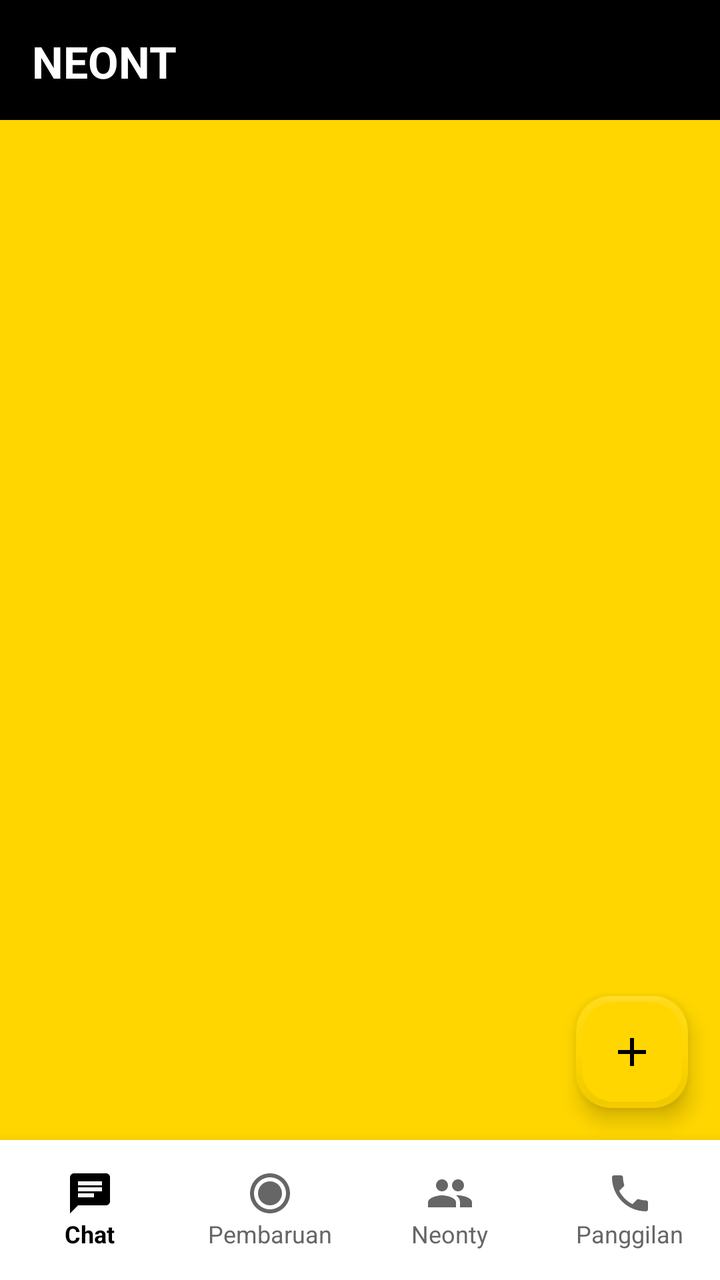
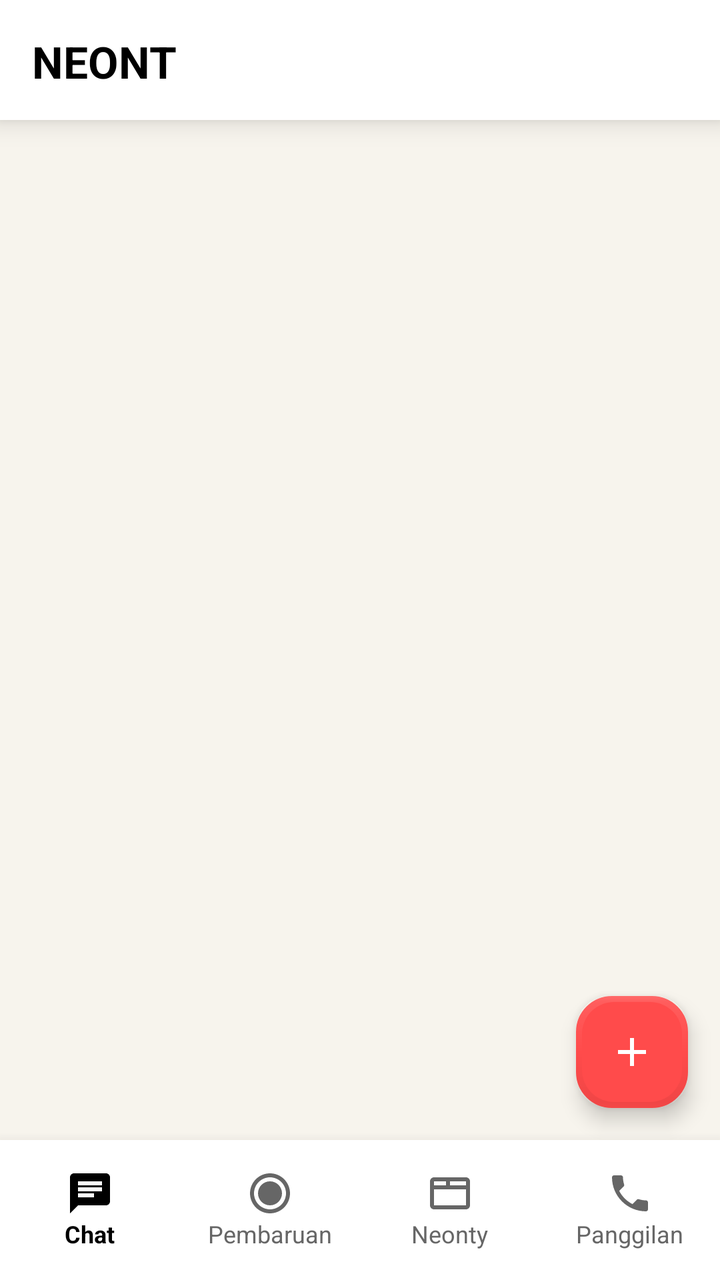

An Android layout rendered at two revisions. The XML below is the earlier revision; the diff shows what the commit changed to produce the second picture.
<!-- AndroidManifest.xml: application theme Theme.Material3.DayNight.NoActionBar -->
<!-- res/layout/activity_home.xml -->
<?xml version="1.0" encoding="utf-8"?>
<androidx.constraintlayout.widget.ConstraintLayout xmlns:android="http://schemas.android.com/apk/res/android"
    xmlns:app="http://schemas.android.com/apk/res-auto"
    android:layout_width="match_parent"
    android:layout_height="match_parent"
    android:background="@color/nb_background">

    
    <LinearLayout
        android:id="@+id/toolbar"
        android:layout_width="match_parent"
        android:layout_height="60dp"
        android:background="@color/nb_black"
        android:orientation="horizontal"
        android:gravity="center_vertical"
        android:padding="16dp"
        app:layout_constraintTop_toTopOf="parent">
        <TextView
            android:layout_width="wrap_content"
            android:layout_height="wrap_content"
            android:text="NEONT"
            android:textColor="@color/nb_white"
            android:textSize="22sp"
            android:textStyle="bold" />
    </LinearLayout>

    
    <androidx.recyclerview.widget.RecyclerView
        android:id="@+id/rvChats"
        android:layout_width="match_parent"
        android:layout_height="0dp"
        app:layout_constraintTop_toBottomOf="@id/toolbar"
        app:layout_constraintBottom_toTopOf="@id/bottomNav" />

    
    <com.google.android.material.floatingactionbutton.FloatingActionButton
        android:id="@+id/fabNewChat"
        android:layout_width="wrap_content"
        android:layout_height="wrap_content"
        android:layout_margin="16dp"
        android:src="@drawable/ic_wa_plus"
        app:tint="#000000"
        app:backgroundTint="#FFD600"
        app:borderWidth="3dp"
        app:layout_constraintBottom_toTopOf="@id/bottomNav"
        app:layout_constraintEnd_toEndOf="parent" />

    
    <LinearLayout
        android:id="@+id/bottomNav"
        android:layout_width="match_parent"
        android:layout_height="70dp"
        android:background="@color/nb_white"
        android:orientation="horizontal"
        android:elevation="10dp"
        app:layout_constraintBottom_toBottomOf="parent">

        
        <LinearLayout
            android:layout_width="0dp"
            android:layout_height="match_parent"
            android:layout_weight="1"
            android:orientation="vertical"
            android:gravity="center">
            <ImageView android:layout_width="24dp" android:layout_height="24dp" android:src="@drawable/ic_wa_chat" app:tint="#000000"/>
            <TextView android:layout_width="wrap_content" android:layout_height="wrap_content" android:text="Chat" android:textSize="12sp" android:textStyle="bold" android:textColor="#000000"/>
        </LinearLayout>

        
        <LinearLayout
            android:layout_width="0dp"
            android:layout_height="match_parent"
            android:layout_weight="1"
            android:orientation="vertical"
            android:gravity="center">
            <ImageView android:layout_width="24dp" android:layout_height="24dp" android:src="@drawable/ic_wa_status" app:tint="#666666"/>
            <TextView android:layout_width="wrap_content" android:layout_height="wrap_content" android:text="Pembaruan" android:textSize="12sp" android:textColor="#666666"/>
        </LinearLayout>

        
        <LinearLayout
            android:layout_width="0dp"
            android:layout_height="match_parent"
            android:layout_weight="1"
            android:orientation="vertical"
            android:gravity="center">
            <ImageView android:layout_width="24dp" android:layout_height="24dp" android:src="@drawable/ic_wa_group" app:tint="#666666"/>
            <TextView android:layout_width="wrap_content" android:layout_height="wrap_content" android:text="Neonty" android:textSize="12sp" android:textColor="#666666"/>
        </LinearLayout>

        
        <LinearLayout
            android:layout_width="0dp"
            android:layout_height="match_parent"
            android:layout_weight="1"
            android:orientation="vertical"
            android:gravity="center">
            <ImageView android:layout_width="24dp" android:layout_height="24dp" android:src="@drawable/ic_wa_call" app:tint="#666666"/>
            <TextView android:layout_width="wrap_content" android:layout_height="wrap_content" android:text="Panggilan" android:textSize="12sp" android:textColor="#666666"/>
        </LinearLayout>
    </LinearLayout>
</androidx.constraintlayout.widget.ConstraintLayout>
<!-- resources referenced by this layout -->
<resources>
  <color name="nb_background">#FFD600</color>
  <color name="nb_black">#000000</color>
  <color name="nb_white">#FFFFFF</color>
  <!-- drawable ic_wa_call (drawable) -->
  <vector xmlns:android="http://schemas.android.com/apk/res/android" android:width="24dp" android:height="24dp" android:viewportWidth="24" android:viewportHeight="24"><path android:fillColor="#000000" android:pathData="M6.62,10.79c1.44,2.83 3.76,5.14 6.59,6.59l2.2,-2.2c0.27,-0.27 0.67,-0.36 1.02,-0.24 1.12,0.37 2.33,0.57 3.57,0.57 0.55,0 1,0.45 1,1V20c0,0.55 -0.45,1 -1,1 -9.39,0 -17,-7.61 -17,-17 0,-0.55 0.45,-1 1,-1h3.5c0.55,0 1,0.45 1,1 0,1.25 0.2,2.45 0.57,3.57 0.11,0.35 0.03,0.74 -0.25,1.02l-2.2,2.2z"/></vector>
  <!-- drawable ic_wa_chat (drawable) -->
  <vector xmlns:android="http://schemas.android.com/apk/res/android" android:width="24dp" android:height="24dp" android:viewportWidth="24" android:viewportHeight="24"><path android:fillColor="#000000" android:pathData="M20,2H4c-1.1,0 -2,0.9 -2,2v18l4,-4h14c1.1,0 2,-0.9 2,-2V4c0,-1.1 -0.9,-2 -2,-2zM6,9h12v2H6V9zM14,14H6v-2h8V14zM18,8H6V6h12V8z"/></vector>
  <!-- drawable ic_wa_group (drawable) -->
  <vector xmlns:android="http://schemas.android.com/apk/res/android"
      android:width="24dp"
      android:height="24dp"
      android:viewportWidth="24"
      android:viewportHeight="24"
      android:tint="#00A884">
      <path android:fillColor="@android:color/white" android:pathData="M16,11c1.66,0 2.99,-1.34 2.99,-3S17.66,5 16,5c-1.66,0 -3,1.34 -3,3s1.34,3 3,3zM8,11c1.66,0 2.99,-1.34 2.99,-3S9.66,5 8,5C6.34,5 5,6.34 5,8s1.34,3 3,3zM8,13c-2.33,0 -7,1.17 -7,3.5V19h14v-2.5c0,-2.33 -4.67,-3.5 -7,-3.5zM16,13c-0.29,0 -0.62,0.02 -0.97,0.05 1.16,0.84 1.97,1.97 1.97,3.45V19h6v-2.5c0,-2.33 -4.67,-3.5 -7,-3.5z"/>
  </vector>
  <!-- drawable ic_wa_plus (drawable) -->
  <vector xmlns:android="http://schemas.android.com/apk/res/android" android:width="24dp" android:height="24dp" android:viewportWidth="24" android:viewportHeight="24" android:tint="#000000"><path android:fillColor="@android:color/white" android:pathData="M19,13h-6v6h-2v-6H5v-2h6V5h2v6h6v2z"/></vector>
  <!-- drawable ic_wa_status (drawable) -->
  <vector xmlns:android="http://schemas.android.com/apk/res/android" android:width="24dp" android:height="24dp" android:viewportWidth="24" android:viewportHeight="24"><path android:fillColor="#000000" android:pathData="M12,2C6.48,2 2,6.48 2,12s4.48,10 10,10 10,-4.48 10,-10S17.52,2 12,2zM12,20c-4.41,0 -8,-3.59 -8,-8s3.59,-8 8,-8 8,3.59 8,8 -3.59,8 -8,8zM12,6c-3.31,0 -6,2.69 -6,6s2.69,6 6,6 6,-2.69 6,-6 -2.69,-6 -6,-6z"/></vector>
</resources>

<!-- the commit's change to res/layout/activity_home.xml (unified diff, before → after) -->
@@ -3,14 +3,15 @@
     xmlns:app="http://schemas.android.com/apk/res-auto"
     android:layout_width="match_parent"
     android:layout_height="match_parent"
-    android:background="@color/nb_background">
+    android:background="@color/nb_bg">
 
     
     <LinearLayout
         android:id="@+id/toolbar"
         android:layout_width="match_parent"
         android:layout_height="60dp"
-        android:background="@color/nb_black"
+        android:background="@color/nb_white"
+        android:elevation="8dp"
         android:orientation="horizontal"
         android:gravity="center_vertical"
         android:padding="16dp"
@@ -19,7 +20,7 @@
             android:layout_width="wrap_content"
             android:layout_height="wrap_content"
             android:text="NEONT"
-            android:textColor="@color/nb_white"
+            android:textColor="@color/nb_black"
             android:textSize="22sp"
             android:textStyle="bold" />
     </LinearLayout>
@@ -29,6 +30,7 @@
         android:id="@+id/rvChats"
         android:layout_width="match_parent"
         android:layout_height="0dp"
+        android:layout_margin="16dp"
         app:layout_constraintTop_toBottomOf="@id/toolbar"
         app:layout_constraintBottom_toTopOf="@id/bottomNav" />
 
@@ -39,8 +41,8 @@
         android:layout_height="wrap_content"
         android:layout_margin="16dp"
         android:src="@drawable/ic_wa_plus"
-        app:tint="#000000"
-        app:backgroundTint="#FFD600"
+        app:tint="@color/nb_white"
+        app:backgroundTint="@color/nb_red"
         app:borderWidth="3dp"
         app:layout_constraintBottom_toTopOf="@id/bottomNav"
         app:layout_constraintEnd_toEndOf="parent" />
@@ -51,50 +53,27 @@
         android:layout_width="match_parent"
         android:layout_height="70dp"
         android:background="@color/nb_white"
+        android:elevation="10dp"
         android:orientation="horizontal"
-        android:elevation="10dp"
         app:layout_constraintBottom_toBottomOf="parent">
 
-        
-        <LinearLayout
-            android:layout_width="0dp"
-            android:layout_height="match_parent"
-            android:layout_weight="1"
-            android:orientation="vertical"
-            android:gravity="center">
-            <ImageView android:layout_width="24dp" android:layout_height="24dp" android:src="@drawable/ic_wa_chat" app:tint="#000000"/>
-            <TextView android:layout_width="wrap_content" android:layout_height="wrap_content" android:text="Chat" android:textSize="12sp" android:textStyle="bold" android:textColor="#000000"/>
+        <LinearLayout android:layout_width="0dp" android:layout_height="match_parent" android:layout_weight="1" android:orientation="vertical" android:gravity="center">
+            <ImageView android:layout_width="24dp" android:layout_height="24dp" android:src="@drawable/ic_wa_chat" app:tint="@color/nb_black"/>
+            <TextView android:layout_width="wrap_content" android:layout_height="wrap_content" android:text="Chat" android:textSize="12sp" android:textStyle="bold" android:textColor="@color/nb_black"/>
         </LinearLayout>
 
-        
-        <LinearLayout
-            android:layout_width="0dp"
-            android:layout_height="match_parent"
-            android:layout_weight="1"
-            android:orientation="vertical"
-            android:gravity="center">
+        <LinearLayout android:layout_width="0dp" android:layout_height="match_parent" android:layout_weight="1" android:orientation="vertical" android:gravity="center">
             <ImageView android:layout_width="24dp" android:layout_height="24dp" android:src="@drawable/ic_wa_status" app:tint="#666666"/>
             <TextView android:layout_width="wrap_content" android:layout_height="wrap_content" android:text="Pembaruan" android:textSize="12sp" android:textColor="#666666"/>
         </LinearLayout>
 
         
-        <LinearLayout
-            android:layout_width="0dp"
-            android:layout_height="match_parent"
-            android:layout_weight="1"
-            android:orientation="vertical"
-            android:gravity="center">
-            <ImageView android:layout_width="24dp" android:layout_height="24dp" android:src="@drawable/ic_wa_group" app:tint="#666666"/>
+        <LinearLayout android:layout_width="0dp" android:layout_height="match_parent" android:layout_weight="1" android:orientation="vertical" android:gravity="center">
+            <ImageView android:layout_width="24dp" android:layout_height="24dp" android:src="@drawable/ic_neonty_box" app:tint="#666666"/>
             <TextView android:layout_width="wrap_content" android:layout_height="wrap_content" android:text="Neonty" android:textSize="12sp" android:textColor="#666666"/>
         </LinearLayout>
 
-        
-        <LinearLayout
-            android:layout_width="0dp"
-            android:layout_height="match_parent"
-            android:layout_weight="1"
-            android:orientation="vertical"
-            android:gravity="center">
+        <LinearLayout android:layout_width="0dp" android:layout_height="match_parent" android:layout_weight="1" android:orientation="vertical" android:gravity="center">
             <ImageView android:layout_width="24dp" android:layout_height="24dp" android:src="@drawable/ic_wa_call" app:tint="#666666"/>
             <TextView android:layout_width="wrap_content" android:layout_height="wrap_content" android:text="Panggilan" android:textSize="12sp" android:textColor="#666666"/>
         </LinearLayout>
<!-- resource entries referenced after the edit -->
@@ -1,21 +1,17 @@
 <!-- resources referenced by this layout -->
 <resources>
-  <color name="nb_background">#FFD600</color>
+  <color name="nb_bg">#F7F4ED</color>
   <color name="nb_black">#000000</color>
+  <color name="nb_red">#FF4B4B</color>
   <color name="nb_white">#FFFFFF</color>
+  <!-- drawable ic_neonty_box (drawable) -->
+  <vector xmlns:android="http://schemas.android.com/apk/res/android" android:width="24dp" android:height="24dp" android:viewportWidth="24" android:viewportHeight="24">
+      <path android:fillColor="#000000" android:pathData="M20,4H4C2.9,4 2,4.9 2,6v12c0,1.1 0.9,2 2,2h16c1.1,0 2,-0.9 2,-2V6C22,4.9 21.1,4 20,4zM20,8h-8V6h8V8zM4,6h6v2H4V6zM4,18v-8h16v8H4z"/>
+  </vector>
   <!-- drawable ic_wa_call (drawable) -->
   <vector xmlns:android="http://schemas.android.com/apk/res/android" android:width="24dp" android:height="24dp" android:viewportWidth="24" android:viewportHeight="24"><path android:fillColor="#000000" android:pathData="M6.62,10.79c1.44,2.83 3.76,5.14 6.59,6.59l2.2,-2.2c0.27,-0.27 0.67,-0.36 1.02,-0.24 1.12,0.37 2.33,0.57 3.57,0.57 0.55,0 1,0.45 1,1V20c0,0.55 -0.45,1 -1,1 -9.39,0 -17,-7.61 -17,-17 0,-0.55 0.45,-1 1,-1h3.5c0.55,0 1,0.45 1,1 0,1.25 0.2,2.45 0.57,3.57 0.11,0.35 0.03,0.74 -0.25,1.02l-2.2,2.2z"/></vector>
   <!-- drawable ic_wa_chat (drawable) -->
   <vector xmlns:android="http://schemas.android.com/apk/res/android" android:width="24dp" android:height="24dp" android:viewportWidth="24" android:viewportHeight="24"><path android:fillColor="#000000" android:pathData="M20,2H4c-1.1,0 -2,0.9 -2,2v18l4,-4h14c1.1,0 2,-0.9 2,-2V4c0,-1.1 -0.9,-2 -2,-2zM6,9h12v2H6V9zM14,14H6v-2h8V14zM18,8H6V6h12V8z"/></vector>
-  <!-- drawable ic_wa_group (drawable) -->
-  <vector xmlns:android="http://schemas.android.com/apk/res/android"
-      android:width="24dp"
-      android:height="24dp"
-      android:viewportWidth="24"
-      android:viewportHeight="24"
-      android:tint="#00A884">
-      <path android:fillColor="@android:color/white" android:pathData="M16,11c1.66,0 2.99,-1.34 2.99,-3S17.66,5 16,5c-1.66,0 -3,1.34 -3,3s1.34,3 3,3zM8,11c1.66,0 2.99,-1.34 2.99,-3S9.66,5 8,5C6.34,5 5,6.34 5,8s1.34,3 3,3zM8,13c-2.33,0 -7,1.17 -7,3.5V19h14v-2.5c0,-2.33 -4.67,-3.5 -7,-3.5zM16,13c-0.29,0 -0.62,0.02 -0.97,0.05 1.16,0.84 1.97,1.97 1.97,3.45V19h6v-2.5c0,-2.33 -4.67,-3.5 -7,-3.5z"/>
-  </vector>
   <!-- drawable ic_wa_plus (drawable) -->
   <vector xmlns:android="http://schemas.android.com/apk/res/android" android:width="24dp" android:height="24dp" android:viewportWidth="24" android:viewportHeight="24" android:tint="#000000"><path android:fillColor="@android:color/white" android:pathData="M19,13h-6v6h-2v-6H5v-2h6V5h2v6h6v2z"/></vector>
   <!-- drawable ic_wa_status (drawable) -->
